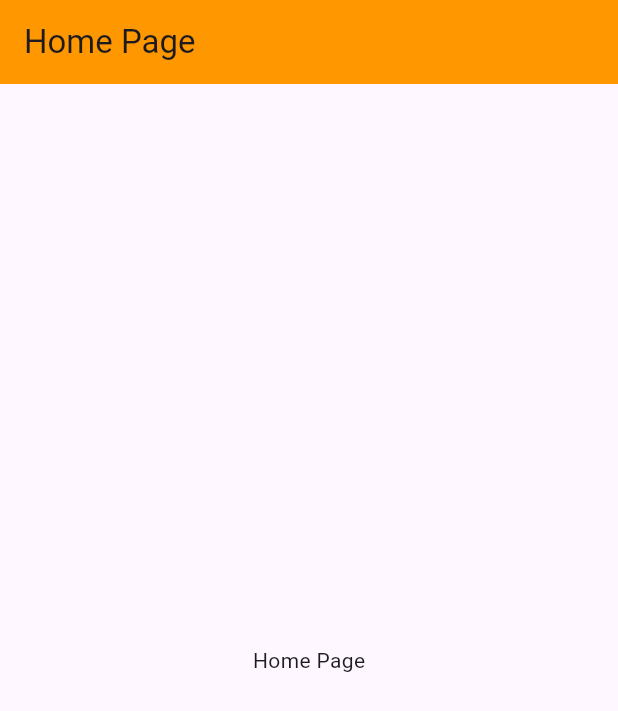
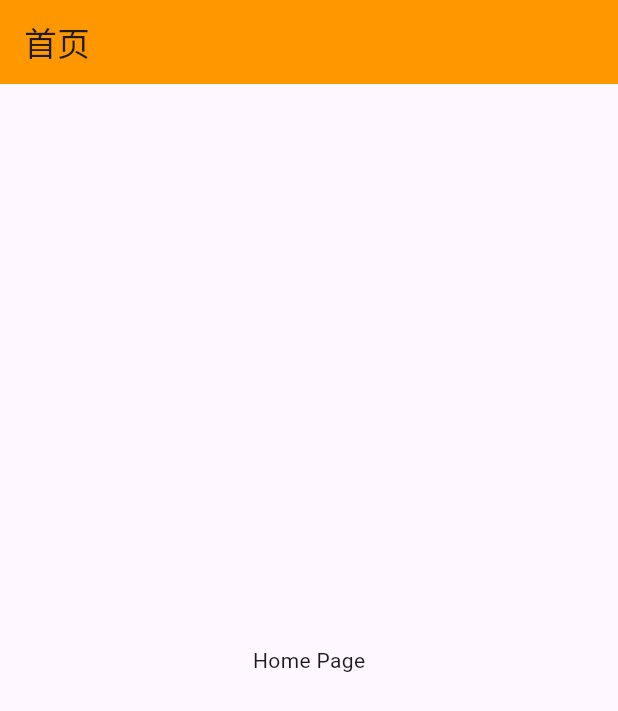
Before and after one commit to changping0823/flutter_project, a Flutter app: the screen it shows after launch, on a phone screen of 412 x 824 dp. Shown: the top 711 px of the screen. Run offline on Flutter 3.47's test engine with Material 3 defaults, Android fonts, the light colour scheme and no system bars.

Commit message:
忽略文件

```diff
--- a/lib/pages/home/home_page.dart
+++ b/lib/pages/home/home_page.dart
@@ -6,7 +6,7 @@ class HomePage extends StatelessWidget {
   Widget build(BuildContext context) {
     return Scaffold(
       appBar: AppBar(
-        title: const Text('Home Page'),
+        title: const Text('首页'),
         backgroundColor: Colors.orange,
       ),
       body: const Center(
--- a/pubspec.yaml
+++ b/pubspec.yaml
@@ -50,10 +50,6 @@ dev_dependencies:
   # package. See that file for information about deactivating specific lint
   # rules and activating additional ones.
   flutter_lints: ^3.0.0
-#  fluttertpc_get:
-#    git:
-#      url: "https://gitcode.com/openharmony-tpc/flutter_packages.git"
-#      path: "packages/fluttertpc_get"
 # For information on the generic Dart part of this file, see the
 # following page: https://dart.dev/tools/pub/pubspec
 
```
Also changed, not shown: 3 other files.
